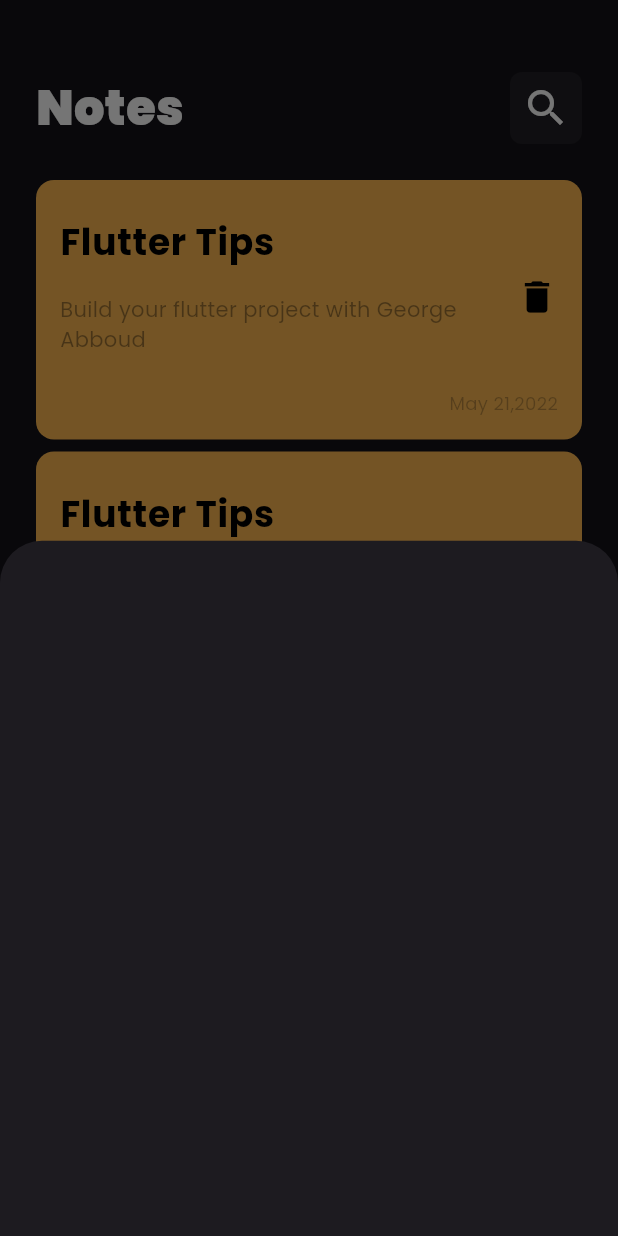
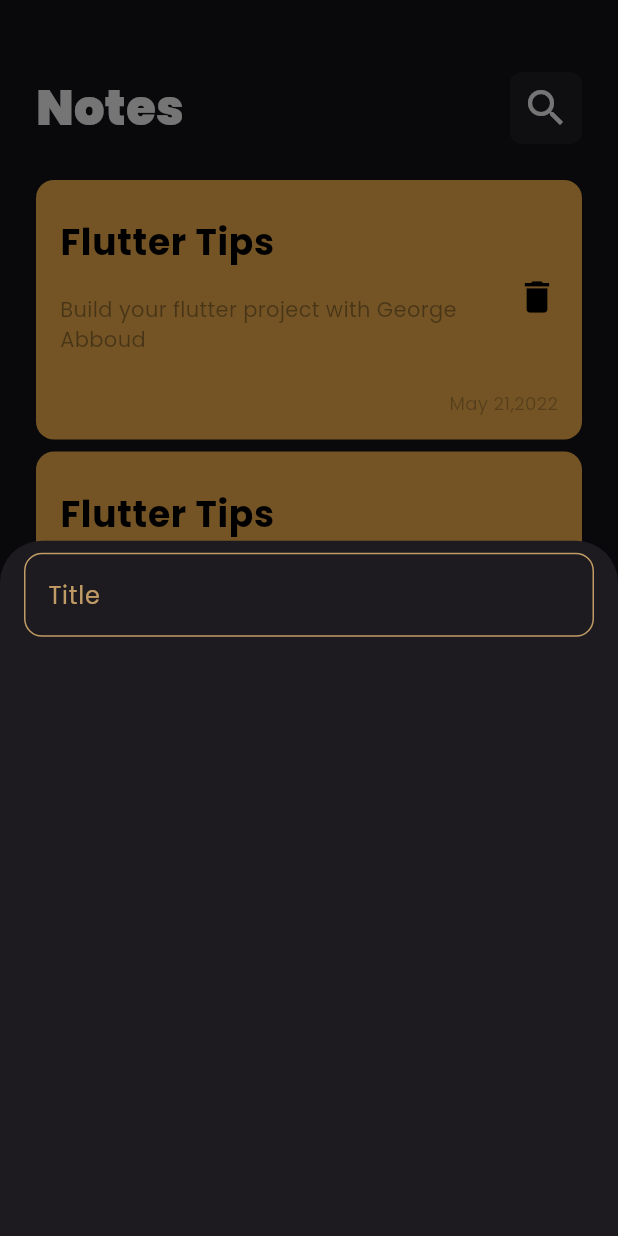
Before and after one commit to George-Abboud/notes_app, a Flutter app: the screen it shows after launch, after a tap on the "add" icon, on a phone screen of 412 x 824 dp. Run offline on Flutter 3.47's test engine with Material 3 defaults, Android fonts, the phone set to English and light mode, and no system bars; our stand-ins replace google_fonts.

Commit message:
create custom text field

```diff
--- a/lib/views/widgets/custom_note_item_widget.dart
+++ b/lib/views/widgets/custom_note_item_widget.dart
@@ -26,7 +26,7 @@ class CustomNoteItem extends StatelessWidget {
                       fontWeight: FontWeight.w700),
                 ),
                 subtitle: Padding(
-                  padding: const EdgeInsets.symmetric(vertical: 16),
+                  padding: EdgeInsets.symmetric(vertical: 16),
                   child: Text(
                     'Build your flutter project with George Abboud',
                     style: TextStyle(color: Colors.black38, fontSize: 14),
--- /dev/null
+++ b/lib/views/widgets/custom_text_field_widget.dart
@@ -0,0 +1,48 @@
+import 'package:flutter/material.dart';
+import 'package:notes_app/constants.dart';
+
+class CustomTextField extends StatelessWidget {
+  CustomTextField(
+      {required this.onChanged,
+      super.key,
+      required this.hintText,
+      this.obscure = false,
+      this.inputType});
+
+  bool? obscure;
+  final String hintText;
+  Function(String)? onChanged;
+  TextInputType? inputType;
+
+  @override
+  Widget build(BuildContext context) {
+    return Padding(
+      padding: const EdgeInsets.symmetric(horizontal: 16, vertical: 8),
+      child: TextField(
+        cursorColor: kPrimaryColor,
+        keyboardType: inputType,
+        obscureText: obscure!,
+        onChanged: onChanged,
+        style: const TextStyle(color: kPrimaryColor),
+        decoration: InputDecoration(
+          hintText: hintText,
+          filled: false,
+          hintStyle: const TextStyle(
+            color: Color(0xBAFDCA7E),
+          ),
+          enabledBorder: buildBorder(color: const Color(0xBAFDCA7E), width: 1),
+          focusedBorder: buildBorder(color: kPrimaryColor, width: 2),
+        ),
+      ),
+    );
+  }
+
+  OutlineInputBorder buildBorder(
+      {required Color color, required double width}) {
+    ;
+    return OutlineInputBorder(
+      borderRadius: BorderRadius.circular(12),
+      borderSide: BorderSide(color: color, width: width),
+    );
+  }
+}
--- a/lib/views/widgets/note_modal_bottom_sheet_widget.dart
+++ b/lib/views/widgets/note_modal_bottom_sheet_widget.dart
@@ -1,10 +1,13 @@
 import 'package:flutter/material.dart';
+import 'package:notes_app/views/widgets/custom_text_field_widget.dart';
 
 class NoteModalBottomSheet extends StatelessWidget {
   const NoteModalBottomSheet({super.key});
 
   @override
   Widget build(BuildContext context) {
-    return Container();
+    return Column(
+      children: [CustomTextField(onChanged: (data) {}, hintText: 'Title')],
+    );
   }
 }
```
